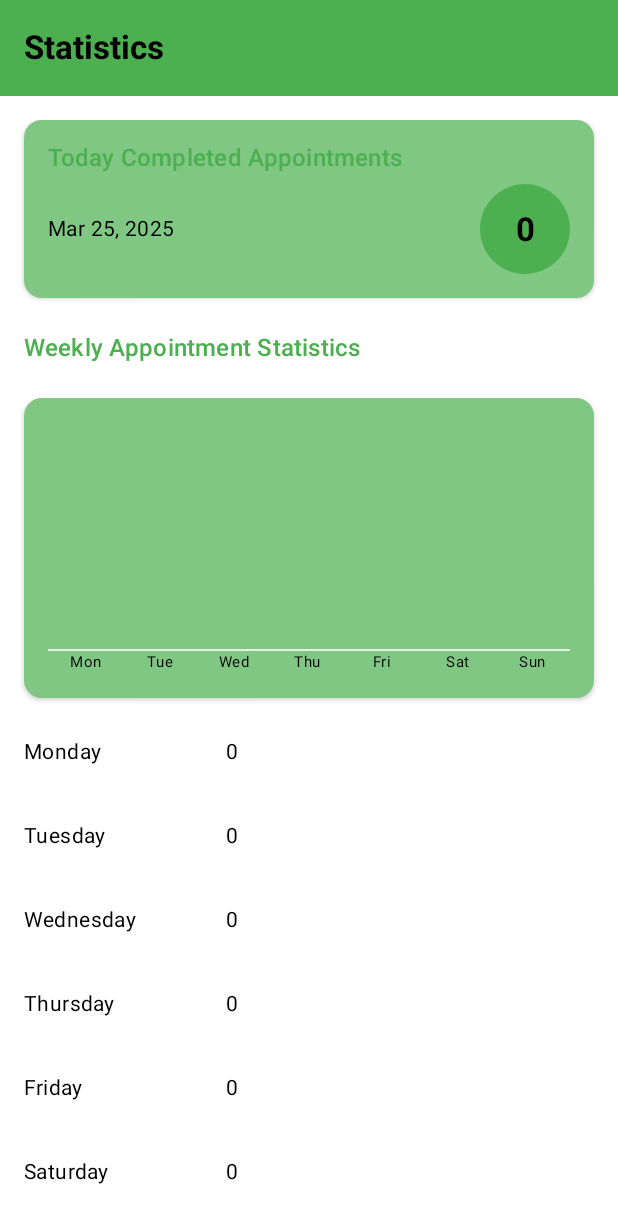
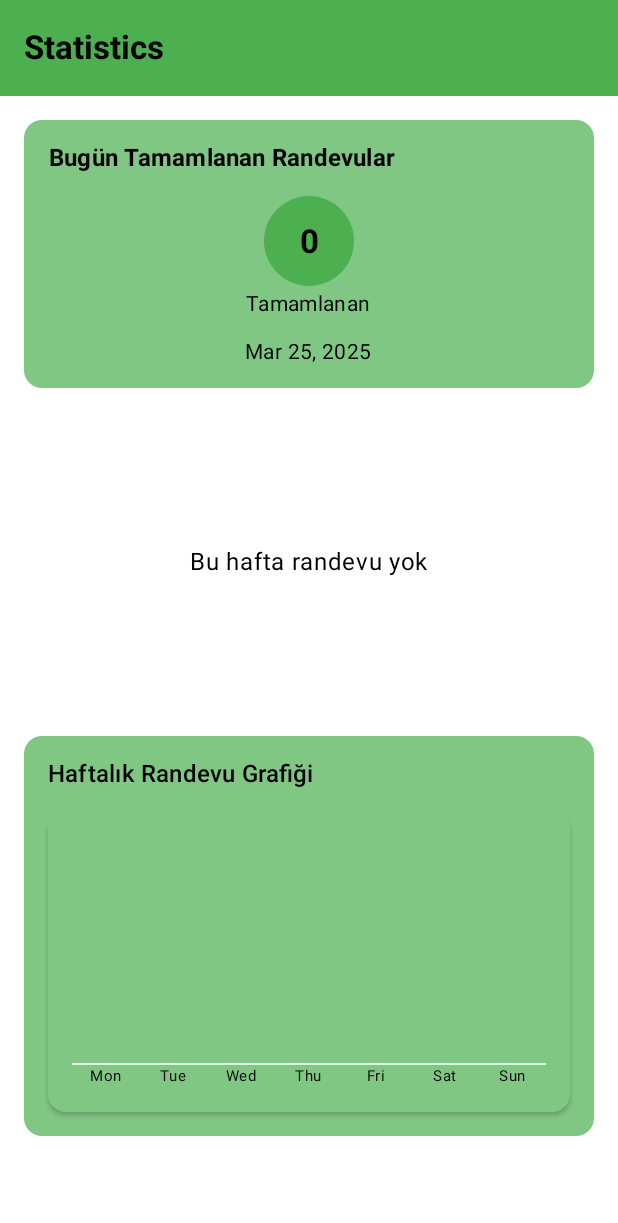
Before and after one commit to cumaliguzel88/BarberAppointmentApp, an Android app built with Jetpack Compose: the composable StatisticsScreen shown on its own in the app's theme, on a phone screen of 412 x 824 dp. Shown: the top 1223 px of the screen. Run offline under Robolectric (Android 15) with nearby library versions, the phone set to English and light mode, and no system bars.

Commit message:
İstatistik ekranı güncellendi

```diff
--- a/app/src/main/java/com/cumaliguzel/barberappointment/ui/components/StatCircle.kt
+++ b/app/src/main/java/com/cumaliguzel/barberappointment/ui/components/StatCircle.kt
@@ -2,6 +2,9 @@ package com.cumaliguzel.barberappointment.ui.components
 
 import androidx.compose.foundation.background
 import androidx.compose.foundation.layout.Box
+import androidx.compose.foundation.layout.Column
+import androidx.compose.foundation.layout.Spacer
+import androidx.compose.foundation.layout.height
 import androidx.compose.foundation.layout.size
 import androidx.compose.foundation.shape.RoundedCornerShape
 import androidx.compose.material3.MaterialTheme
@@ -9,17 +12,27 @@ import androidx.compose.material3.Text
 import androidx.compose.runtime.Composable
 import androidx.compose.ui.Alignment
 import androidx.compose.ui.Modifier
+import androidx.compose.ui.graphics.Color
 import androidx.compose.ui.text.font.FontWeight
 import androidx.compose.ui.unit.dp
 
 @Composable
-fun StatCircle(count: Int) {
+fun StatCircle(
+    count: Int,
+    title: String = "Tamamlanan",
+    color: Color = MaterialTheme.colorScheme.primary,
+    modifier: Modifier = Modifier
+) {
+    Column(
+        horizontalAlignment = Alignment.CenterHorizontally,
+        modifier = modifier
+    ) {
         Box(
             contentAlignment = Alignment.Center,
             modifier = Modifier
                 .size(60.dp)
                 .background(
-                color = MaterialTheme.colorScheme.primary,
+                    color = color,
                     shape = RoundedCornerShape(50)
                 )
         ) {
@@ -31,4 +44,14 @@ fun StatCircle(count: Int) {
                 )
             )
         }
+
+        if (title.isNotEmpty()) {
+            Spacer(modifier = Modifier.height(4.dp))
+            Text(
+                text = title,
+                style = MaterialTheme.typography.bodyMedium,
+                color = MaterialTheme.colorScheme.onSurfaceVariant
+            )
         }
+    }
+}
--- a/app/src/main/java/com/cumaliguzel/barberappointment/ui/components/WeeklyStatItem.kt
+++ /dev/null
@@ -1,68 +0,0 @@
-package com.cumaliguzel.barberappointment.ui.components
-
-import androidx.compose.foundation.background
-import androidx.compose.foundation.layout.Box
-import androidx.compose.foundation.layout.Row
-import androidx.compose.foundation.layout.fillMaxWidth
-import androidx.compose.foundation.layout.height
-import androidx.compose.foundation.layout.padding
-import androidx.compose.foundation.shape.RoundedCornerShape
-import androidx.compose.material3.MaterialTheme
-import androidx.compose.material3.Text
-import androidx.compose.runtime.Composable
-import androidx.compose.ui.Alignment
-import androidx.compose.ui.Modifier
-import androidx.compose.ui.unit.dp
-import java.time.LocalDate
-import java.time.format.DateTimeFormatter
-import java.util.Locale
-
-@Composable
-fun WeeklyStatItem(date: LocalDate, count: Int) {
-    val locale = Locale.getDefault()
-    val dateFormatter = DateTimeFormatter.ofPattern("EEEE", locale)
-    val formattedDay = date.format(dateFormatter)
-
-    Row(
-        modifier = Modifier
-            .fillMaxWidth()
-            .padding(vertical = 8.dp),
-        verticalAlignment = Alignment.CenterVertically
-    ) {
-        Text(
-            text = formattedDay,
-            style = MaterialTheme.typography.bodyMedium,
-            modifier = Modifier.weight(1f),
-            color = MaterialTheme.colorScheme.onBackground
-        )
-
-        // Progress bar
-        Row(
-            modifier = Modifier.weight(2f),
-            verticalAlignment = Alignment.CenterVertically
-        ) {
-            Box(
-                modifier = Modifier
-                    .height(24.dp)
-                    .fillMaxWidth(count.toFloat() / (weeklyMax(count) + 1))
-                    .background(
-                        color = MaterialTheme.colorScheme.primary,
-                        shape = RoundedCornerShape(4.dp)
-                    ),
-                contentAlignment = Alignment.CenterEnd
-            ) {
-                Text(
-                    text = count.toString(),
-                    style = MaterialTheme.typography.bodyMedium,
-                    modifier = Modifier.padding(horizontal = 8.dp),
-                    color = MaterialTheme.colorScheme.tertiary
-                )
-            }
-        }
-    }
-}
-
-private fun weeklyMax(currentValue: Int): Int {
-    // En az 5 olsun ki grafik çok küçük olmasın
-    return maxOf(currentValue, 5)
-}
--- a/app/src/main/java/com/cumaliguzel/barberappointment/ui/components/WeeklyStatsChart.kt
+++ b/app/src/main/java/com/cumaliguzel/barberappointment/ui/components/WeeklyStatsChart.kt
@@ -25,12 +25,15 @@ import java.time.format.DateTimeFormatter
 import java.util.Locale
 
 @Composable
-fun WeeklyStatsChart(weeklyStats: List<Pair<LocalDate, Int>>) {
+fun WeeklyStatsChart(
+    weeklyStats: List<Pair<LocalDate, Int>>,
+    modifier: Modifier = Modifier
+) {
     val maxCount = weeklyStats.maxOfOrNull { it.second }?.let { max -> maxOf(max, 1) } ?: 1
     val locale = Locale.getDefault()
 
     Card(
-        modifier = Modifier
+        modifier = modifier
             .fillMaxWidth()
             .height(200.dp),
         elevation = CardDefaults.cardElevation(defaultElevation = 2.dp),
@@ -71,7 +74,7 @@ fun WeeklyStatsChart(weeklyStats: List<Pair<LocalDate, Int>>) {
                         val barWidth = barSpacing * 0.6f // Çubuk genişliği
 
                         drawLine(
-                            color = Color.Red, // ColorGreen veya MaterialTheme.colorScheme.primary de kullanılabilir
+                            color = Color.Red,
                             start = Offset(barCenter, height),
                             end = Offset(barCenter, height - barHeight),
                             strokeWidth = barWidth
--- a/app/src/main/java/com/cumaliguzel/barberappointment/ui/screens/StatisticsScreen.kt
+++ b/app/src/main/java/com/cumaliguzel/barberappointment/ui/screens/StatisticsScreen.kt
@@ -1,6 +1,7 @@
 package com.cumaliguzel.barberappointment.ui.screens
 
 import androidx.compose.foundation.layout.Arrangement
+import androidx.compose.foundation.layout.Box
 import androidx.compose.foundation.layout.Column
 import androidx.compose.foundation.layout.Row
 import androidx.compose.foundation.layout.Spacer
@@ -24,12 +25,14 @@ import androidx.compose.runtime.getValue
 import androidx.compose.ui.Alignment
 import androidx.compose.ui.Modifier
 import androidx.compose.ui.res.stringResource
+import androidx.compose.ui.text.font.FontWeight
+import androidx.compose.ui.text.style.TextAlign
 import androidx.compose.ui.unit.dp
 import androidx.lifecycle.viewmodel.compose.viewModel
 import com.cumaliguzel.barberappointment.R
 import com.cumaliguzel.barberappointment.ui.components.StatCircle
-import com.cumaliguzel.barberappointment.ui.components.WeeklyStatItem
 import com.cumaliguzel.barberappointment.ui.components.WeeklyStatsChart
+import com.cumaliguzel.barberappointment.ui.components.WeeklyStatsPieChart
 import com.cumaliguzel.barberappointment.viewmodel.AppointmentViewModel
 import java.time.format.DateTimeFormatter
 import java.time.format.FormatStyle
@@ -62,61 +65,88 @@ fun StatisticsScreen(
                 .padding(16.dp),
             verticalArrangement = Arrangement.spacedBy(16.dp)
         ) {
-            // Bugünün istatistikleri
+            // Bugünkü tamamlanan randevular
             item {
                 Card(
                     modifier = Modifier.fillMaxWidth(),
-                    elevation = CardDefaults.cardElevation(defaultElevation = 2.dp),
                     colors = CardDefaults.cardColors(
-                        containerColor = MaterialTheme.colorScheme.surfaceVariant,
-                        contentColor = MaterialTheme.colorScheme.onSurfaceVariant
+                        containerColor = MaterialTheme.colorScheme.surfaceVariant
                     )
                 ) {
                     Column(
-                        modifier = Modifier
-                            .fillMaxWidth()
-                            .padding(16.dp)
+                        modifier = Modifier.padding(16.dp)
                     ) {
+                        // Başlık solda hizalı
                         Text(
-                            text = stringResource(R.string.today_stats),
+                            text = "Bugün Tamamlanan Randevular",
                             style = MaterialTheme.typography.titleMedium,
-                            color = MaterialTheme.colorScheme.primary
+                            fontWeight = FontWeight.Bold,
+                            color = MaterialTheme.colorScheme.onSurfaceVariant,
+                            modifier = Modifier.padding(bottom = 16.dp),
+                            textAlign = TextAlign.Center
                         )
-                        Spacer(modifier = Modifier.height(8.dp))
-                        Row(
+
+                        // StatCircle ortada
+                        Box(
                             modifier = Modifier.fillMaxWidth(),
-                            horizontalArrangement = Arrangement.SpaceBetween,
-                            verticalAlignment = Alignment.CenterVertically
+                            contentAlignment = Alignment.Center
+                        ) {
+                            StatCircle(
+                                count = todayCompletedAppointments,
+                                title = "Tamamlanan"
+                            )
+                        }
+
+                        // Tarih ortada
+                        Box(
+                            modifier = Modifier
+                                .fillMaxWidth()
+                                .padding(top = 16.dp),
+                            contentAlignment = Alignment.Center
                         ) {
                             Text(
                                 text = selectedDate.format(dateFormatter),
                                 style = MaterialTheme.typography.bodyMedium,
                                 color = MaterialTheme.colorScheme.onSurfaceVariant
                             )
-                            StatCircle(count = todayCompletedAppointments)
                         }
                     }
                 }
             }
 
-            // Haftalık istatistikler başlığı
+            // Haftalık istatistikler grafiği (Yeni PieChart burada kullanılıyor)
             item {
-                Text(
-                    text = stringResource(R.string.weekly_stats),
-                    style = MaterialTheme.typography.titleMedium,
-                    modifier = Modifier.padding(vertical = 8.dp),
-                    color = MaterialTheme.colorScheme.primary
+                WeeklyStatsPieChart(
+                    weeklyData = weeklyCompletedAppointments
                 )
             }
 
-            // Grafik gösterimi
+            // Haftalık randevu grafiği (Bar chart olarak kalacak)
             item {
-                WeeklyStatsChart(weeklyCompletedAppointments)
-            }
+                Card(
+                    modifier = Modifier.fillMaxWidth(),
+                    colors = CardDefaults.cardColors(
+                        containerColor = MaterialTheme.colorScheme.surfaceVariant
+                    )
+                ) {
+                    Column(
+                        modifier = Modifier.padding(16.dp)
+                    ) {
+                        Text(
+                            text = "Haftalık Randevu Grafiği",
+                            style = MaterialTheme.typography.titleMedium,
+                            color = MaterialTheme.colorScheme.onSurfaceVariant,
+                            modifier = Modifier.padding(bottom = 16.dp)
+                        )
 
-            // Haftalık istatistikler liste olarak
-            items(weeklyCompletedAppointments) { (date, count) ->
-                WeeklyStatItem(date = date, count = count)
+                        WeeklyStatsChart(
+                            weeklyStats = weeklyCompletedAppointments,
+                            modifier = Modifier
+                                .fillMaxWidth()
+                                .height(200.dp)
+                        )
+                    }
+                }
             }
         }
     }
```
Also changed, not shown: app/src/main/java/com/cumaliguzel/barberappointment/ui/components/PieChart.kt (added, +207 -0 lines). Lines whose indentation alone changed are shown as unchanged.
